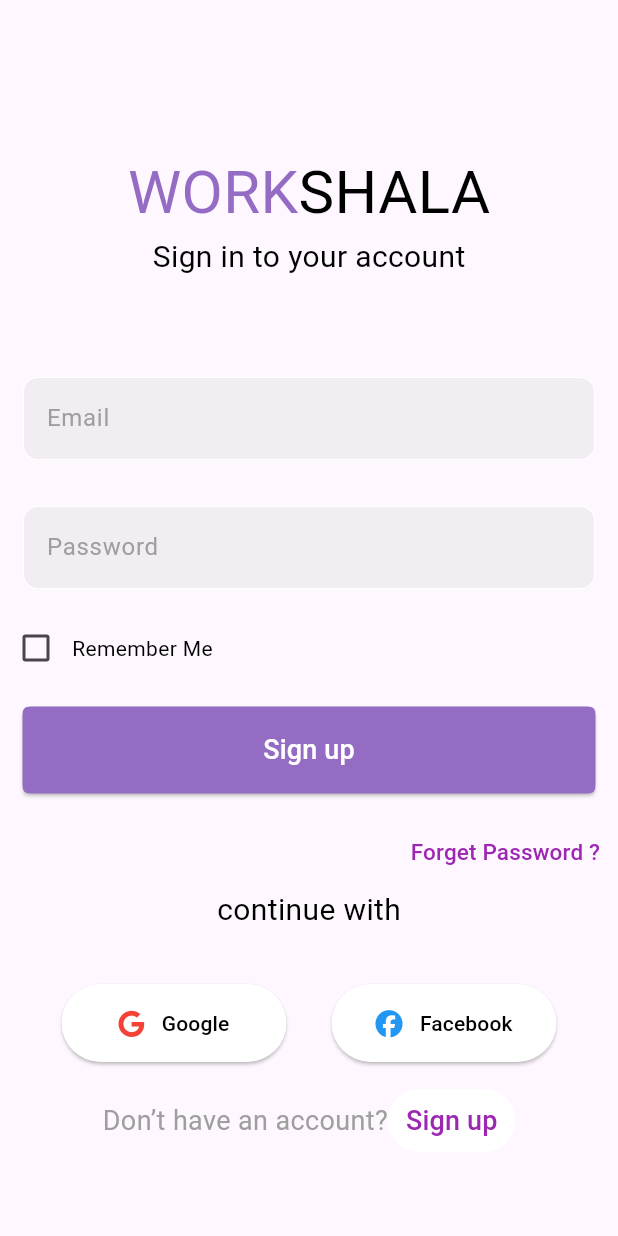
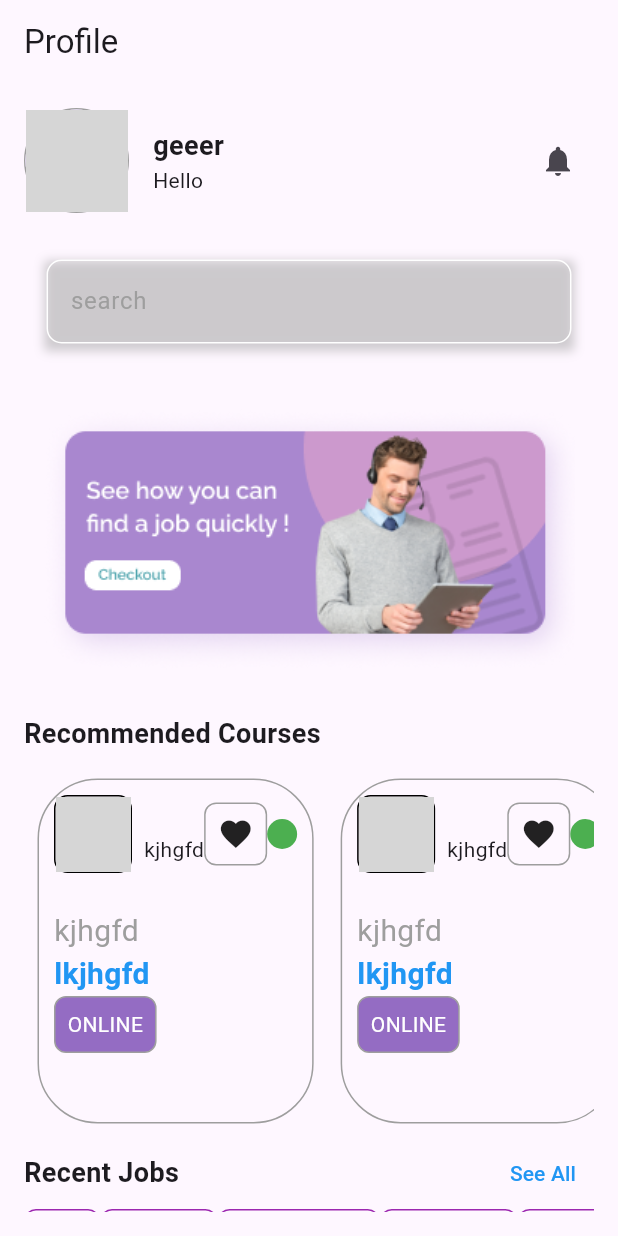
Before and after one commit to yadavrahul818980/Workhshala_Team1, a Flutter app: the screen it shows after launch, on a phone screen of 412 x 824 dp. Run offline on Flutter 3.47's test engine with Material 2 defaults, Android fonts, the phone set to English and light mode, and no system bars; our stand-ins replace font_awesome_flutter; network calls fail; Roboto replaces fonts that are missing (font); grey boxes are pictures that could not be loaded.

Commit message:
Adding a home page

```diff
--- a/lib/main.dart
+++ b/lib/main.dart
@@ -1,5 +1,7 @@
 import 'package:flutter/material.dart';
+import 'package:intershipapp/screen/Home.dart';
 import 'package:intershipapp/screen/Login.dart';
+// import 'package:intershipapp/screen/ProfileLogin.dart';
 import 'package:intershipapp/screen/Register.dart';
 
 void main() {
@@ -18,7 +20,7 @@ class MyApp extends StatelessWidget {
           colorScheme: ColorScheme.fromSeed(seedColor: Colors.deepPurple),
           useMaterial3: true,
         ),
-        home: Register()
+        home: Home()
         // home: const MyHomePage(title: 'Flutter Demo Home Page'),
         );
   }
--- /dev/null
+++ b/lib/screen/Home.dart
@@ -0,0 +1,239 @@
+import 'package:flutter/material.dart';
+import 'package:intershipapp/widgets/Buildinkwell.dart';
+import 'package:intershipapp/widgets/jobcontainer.dart';
+
+class Home extends StatefulWidget {
+  @override
+  State<Home> createState() => _HomeState();
+}
+
+class _HomeState extends State<Home> {
+  TextEditingController searchbar = TextEditingController();
+  @override
+  Widget build(BuildContext context) {
+    return Scaffold(
+      appBar: AppBar(
+        title: const Text('Profile'),
+      ),
+      body: Padding(
+        padding: const EdgeInsets.all(16.0),
+        child: SingleChildScrollView(
+          child: Column(
+            crossAxisAlignment: CrossAxisAlignment.start,
+            children: [
+              Row(
+                children: [
+                  Container(
+                    width: 70,
+                    height: 70,
+                    decoration: BoxDecoration(
+                      shape: BoxShape.circle,
+                      border: Border.all(color: Colors.grey),
+                    ),
+                    child: const CircleAvatar(
+                      backgroundImage:
+                          NetworkImage('https://example.com/profile.jpg'),
+                    ),
+                  ),
+                  const SizedBox(width: 16.0),
+                  const Column(
+                    crossAxisAlignment: CrossAxisAlignment.start,
+                    children: [
+                      Text(
+                        "geeer",
+                        style: TextStyle(
+                            fontWeight: FontWeight.bold, fontSize: 18.0),
+                      ),
+                      Text('Hello'),
+                    ],
+                  ),
+                  const Spacer(),
+                  IconButton(
+                    icon: const Icon(Icons.notifications),
+                    onPressed: () {
+                      // Handle notification button press
+                    },
+                  ),
+                ],
+              ),
+              const SizedBox(height: 16.0),
+              buildtextfiled(context, searchbar, "search", false, () {}),
+              const SizedBox(height: 16.0),
+              Image.asset(
+                'assests/images/Frame 16.png',
+                // width: double.infinity,
+                height: 200,
+                // fit: BoxFit.cover,
+                // Add your image loading placeholders or error widgets here
+              ),
+              const SizedBox(height: 16.0),
+              const Text(
+                'Recommended Courses',
+                style: TextStyle(fontWeight: FontWeight.bold, fontSize: 18.0),
+              ),
+              const SizedBox(height: 8.0),
+
+              // ElevatedButton(
+              //   onPressed: () {
+              //     // Handle "See All" button press
+              //   },
+              //   child: Text('See All'),
+              // ),
+              // SizedBox(width: 900.0),
+              SingleChildScrollView(
+                scrollDirection: Axis.horizontal,
+                child: Row(children: [
+                  CustomBox(
+                      companyLogo: "",
+                      companyName: "",
+                      personName: "kjhgfd",
+                      placeName: "kjhgfd",
+                      moneyName: "lkjhgfd",
+                      isOnline: true,
+                      onFavIconPressed: () {}),
+                  CustomBox(
+                      companyLogo: "",
+                      companyName: "",
+                      personName: "kjhgfd",
+                      placeName: "kjhgfd",
+                      moneyName: "lkjhgfd",
+                      isOnline: true,
+                      onFavIconPressed: () {})
+                ]),
+              ),
+              // SizedBox(width: 16.0),
+              // Container(
+              //   height: 150,
+              //   width: 150,
+              //   color: Colors
+              //       .blue, // Placeholder for an image or any other content
+              // ),
+
+              Row(
+                // mainAxisAlignment: MainAxisAlignment.end,
+                children: [
+                  // Spacer(),
+                  const SizedBox(height: 16.0),
+                  const Text(
+                    'Recent Jobs',
+                    style:
+                        TextStyle(fontWeight: FontWeight.bold, fontSize: 18.0),
+                  ),
+                  Spacer(),
+                  TextButton(
+                      onPressed: () {},
+                      child: Text(
+                        "See All",
+                        style: TextStyle(color: Colors.blue),
+                      )),
+                ],
+              ),
+              SingleChildScrollView(
+                scrollDirection: Axis.horizontal,
+                child: Row(
+                  // mainAxisAlignment: MainAxisAlignment.spaceEvenly,
+                  mainAxisAlignment: MainAxisAlignment.spaceBetween,
+                  // crossAxisAlignment: CrossAxisAlignment.stretch,
+                  children: [
+                    // Padding(padding: EdgeInsets.all(9)),
+                    BuildInkwll(
+                      name: 'All',
+                    ),
+                    BuildInkwll(
+                      name: 'Design',
+                    ),
+                    BuildInkwll(
+                      name: 'Technology',
+                    ),
+                    BuildInkwll(
+                      name: 'AirSpace',
+                    ),
+                    BuildInkwll(
+                      name: 'Writing',
+                    ),
+                    // BuildInkwll(
+                    //   name: 'All',
+                    // ),
+                    // BuildInkwll(
+                    //   name: 'All',
+                    // ),
+                    // BuildInkwll(
+                    //   name: 'All',
+                    // )
+                  ],
+                ),
+              ),
+            ],
+          ),
+        ),
+      ),
+    );
+  }
+
+//   Widget buildinkwell(
+//     BuildContext context,
+//   ) {
+//     bool isPressed = false;
+//     return InkWell(
+//       onTap: () {
+//         setState(() {
+//           isPressed = !isPressed;
+//         });
+//       },
+//       child: Container(
+//         padding: const EdgeInsets.all(16.0),
+//         decoration: BoxDecoration(
+//           color: isPressed ? Colors.purple : Colors.transparent,
+//           borderRadius: BorderRadius.circular(8.0),
+//           border: Border.all(color: Colors.purple),
+//         ),
+//         child: Text(
+//           'Click me',
+//           style: TextStyle(
+//             color: isPressed ? Colors.white : Colors.purple,
+//           ),
+//         ),
+//       ),
+//     );
+//   }
+// }
+
+  Widget buildtextfiled(BuildContext context, TextEditingController controller,
+      String hinttext, bool obscure, VoidCallback onChanged) {
+    return Container(
+      decoration: BoxDecoration(
+        boxShadow: [
+          BoxShadow(
+            color: Colors.grey.withOpacity(0.5),
+            spreadRadius: 2,
+            blurRadius: 5,
+            offset: const Offset(0, 3),
+          ),
+        ],
+      ),
+      margin: const EdgeInsets.all(15),
+      child: TextField(
+        onChanged: (_) {
+          onChanged();
+        },
+        controller: controller,
+        obscureText: obscure,
+        // enabled: false,
+        style: const TextStyle(color: Colors.black),
+        decoration: InputDecoration(
+            fillColor: const Color.fromRGBO(196, 196, 196, 0.2),
+            filled: true,
+            hintText: hinttext,
+            hintStyle: const TextStyle(color: Colors.grey),
+            focusedBorder: OutlineInputBorder(
+              borderRadius: BorderRadius.circular(10),
+              // borderSide: const BorderSide(color: Colors.blue),
+            ),
+            enabledBorder: OutlineInputBorder(
+                borderRadius: BorderRadius.circular(10),
+                borderSide: const BorderSide(color: Colors.white)),
+            suffixStyle: const TextStyle(color: Colors.indigo)),
+      ),
+    );
+  }
+}
--- a/lib/screen/Login.dart
+++ b/lib/screen/Login.dart
@@ -1,4 +1,5 @@
 import 'package:flutter/material.dart';
+import 'package:intershipapp/screen/Register.dart';
 import 'package:intershipapp/widgets/Customtext.dart';
 
 class Login extends StatefulWidget {
@@ -86,8 +87,8 @@ class _LoginState extends State<Login> {
               String passwrd = password.text.toString();
 
               // print(uname);
-              Navigator.push(context,
-                  MaterialPageRoute(builder: (context) => const Login()));
+              Navigator.push(
+                  context, MaterialPageRoute(builder: (context) => Register()));
               Navigator.of(context).pop();
             },
             style: ElevatedButton.styleFrom(
@@ -122,6 +123,16 @@ class _LoginState extends State<Login> {
   Widget buildtextfiled(BuildContext context, TextEditingController controller,
       String hinttext, bool obscure) {
     return Container(
+      decoration: BoxDecoration(
+        boxShadow: [
+          BoxShadow(
+            color: Colors.grey.withOpacity(0.5),
+            spreadRadius: 2,
+            blurRadius: 5,
+            offset: const Offset(0, 3),
+          ),
+        ],
+      ),
       margin: const EdgeInsets.all(15),
       child: TextField(
         controller: controller,
--- a/lib/screen/Register.dart
+++ b/lib/screen/Register.dart
@@ -1,4 +1,5 @@
 import 'package:flutter/material.dart';
+import 'package:intershipapp/screen/Home.dart';
 import 'package:intershipapp/screen/Login.dart';
 import 'package:intershipapp/widgets/CustomTextButton.dart';
 import 'package:intershipapp/widgets/Customtext.dart';
@@ -171,6 +172,16 @@ class _RegisterState extends State<Register> {
   Widget buildtextfiled(BuildContext context, TextEditingController controller,
       String hinttext, bool obscure, VoidCallback onChanged) {
     return Container(
+      decoration: BoxDecoration(
+        boxShadow: [
+          BoxShadow(
+            color: Colors.grey.withOpacity(0.5),
+            spreadRadius: 2,
+            blurRadius: 5,
+            offset: const Offset(0, 3),
+          ),
+        ],
+      ),
       margin: const EdgeInsets.all(15),
       child: TextField(
         onChanged: (_) {
--- /dev/null
+++ b/lib/widgets/Buildinkwell.dart
@@ -0,0 +1,44 @@
+import 'package:flutter/material.dart';
+
+class BuildInkwll extends StatefulWidget {
+    final String name;
+
+BuildInkwll({
+  required this.name
+});
+  @override
+  BuildInkwellState createState() => BuildInkwellState();
+}
+
+class BuildInkwellState extends State<BuildInkwll> {
+  bool isPressed = false;
+
+  @override
+  Widget build(BuildContext context) {
+    return buildInkWell();
+  }
+
+  Widget buildInkWell() {
+    return InkWell(
+      onTap: () {
+        setState(() {
+          isPressed = !isPressed;
+        });
+      },
+      child: Container(
+        padding: const EdgeInsets.all(16.0),
+        decoration: BoxDecoration(
+          color: isPressed ? Colors.purple : Colors.transparent,
+          borderRadius: BorderRadius.circular(8.0),
+          border: Border.all(color: Colors.purple),
+        ),
+        child: Text(
+          widget.name,
+          style: TextStyle(
+            color: isPressed ? Colors.white : Colors.purple,
+          ),
+        ),
+      ),
+    );
+  }
+}
--- /dev/null
+++ b/lib/widgets/jobcontainer.dart
@@ -0,0 +1,144 @@
+import 'package:flutter/material.dart';
+
+class CustomBox extends StatefulWidget {
+  final String companyLogo;
+  final String companyName;
+  final String personName;
+  final String placeName;
+  final String moneyName;
+
+  final bool isOnline;
+  final VoidCallback onFavIconPressed;
+
+  CustomBox({
+    required this.companyLogo,
+    required this.companyName,
+    required this.personName,
+    required this.placeName,
+    required this.moneyName,
+    required this.isOnline,
+    required this.onFavIconPressed,
+  });
+
+  @override
+  State<CustomBox> createState() => _CustomBoxState();
+}
+
+class _CustomBoxState extends State<CustomBox> {
+  bool isFavorited = false;
+  @override
+  Widget build(BuildContext context) {
+    return Container(
+      padding: EdgeInsets.all(10.0),
+      margin: EdgeInsets.all(9),
+      height: 230,
+      decoration: BoxDecoration(
+        border: Border.all(color: Colors.grey),
+        borderRadius: BorderRadius.circular(40),
+      ),
+      child: Column(
+        crossAxisAlignment: CrossAxisAlignment.start,
+        children: [
+          Row(
+            mainAxisAlignment: MainAxisAlignment.spaceAround,
+            children: [
+              Row(
+                children: [
+                  Container(
+                    decoration: BoxDecoration(
+                      border: Border.all(width: 1),
+                      borderRadius: BorderRadius.circular(9),
+                      // color: Colors.blueGrey
+                    ),
+                    child: Image.asset(
+                      widget.companyLogo,
+                      width: 50,
+                      height: 50,
+                      // Add your image loading placeholders or error widgets here
+                    ),
+                  ),
+                  SizedBox(width: 8.0),
+                  Container(
+                    child: Column(children: [
+                      Text(
+                        widget.companyName,
+                        style: TextStyle(fontWeight: FontWeight.bold),
+                      ),
+                      Text(
+                        widget.personName,
+                        style: TextStyle(fontWeight: null),
+                      ),
+                    ]),
+                  ),
+                ],
+              ),
+              Row(
+                // mainAxisAlignment: MainAxisAlignment.end,
+                children: [
+                  GestureDetector(
+                    onTap: () {
+                      setState(() {
+                        isFavorited = !isFavorited;
+                      });
+                    },
+                    child: Container(
+                      padding: EdgeInsets.all(8.0),
+                      decoration: BoxDecoration(
+                        border: Border.all(color: Colors.grey),
+                        borderRadius: BorderRadius.circular(8.0),
+                        color: isFavorited ? Colors.red : null,
+                      ),
+                      child: Icon(Icons.favorite_outlined,
+                          color: isFavorited ? Colors.white : null),
+                    ),
+                  ),
+                ],
+              ),
+              SizedBox(height: 8.0),
+              Container(
+                width: 20,
+                height: 20,
+                decoration: BoxDecoration(
+                  shape: BoxShape.circle,
+                  color: widget.isOnline ? Colors.green : Colors.red,
+                ),
+              ),
+            ],
+          ),
+          SizedBox(height: 8.0),
+          // Text(
+          //   'Person: $personName',
+          // ),
+          Divider(),
+          Text(
+            widget.placeName,
+            style:
+                TextStyle(fontWeight: null, fontSize: 20, color: Colors.grey),
+          ),
+          Text(
+            widget.moneyName,
+            style: TextStyle(
+                fontWeight: FontWeight.bold, fontSize: 20, color: Colors.blue),
+          ),
+
+          Row(
+            children: [
+              Container(
+                padding: EdgeInsets.all(8.0),
+                decoration: BoxDecoration(
+                  color: const Color.fromRGBO(148, 108, 195, 1),
+                  border: Border.all(color: Colors.grey),
+                  borderRadius: BorderRadius.circular(8.0),
+                ),
+                child: Text(
+                  'ONLINE',
+                  style: TextStyle(color: Colors.white),
+                ),
+              ),
+            ],
+          ),
+        ],
+      ),
+    );
+  }
+}
--- a/pubspec.yaml
+++ b/pubspec.yaml
@@ -60,8 +60,9 @@ flutter:
   uses-material-design: true
 
   # To add assets to your application, add an assets section, like this:
-  # assets:
-  #   - images/a_dot_burr.jpeg
+  assets:
+    - assests/images/wordpress logo.jpg
+    - assests/images/Frame 16.png
   #   - images/a_dot_ham.jpeg
 
   # An image asset can refer to one or more resolution-specific "variants", see
```
Also changed, not shown: assests/images/Frame 16.png (added), assests/images/wordpress logo.jpg (added).
